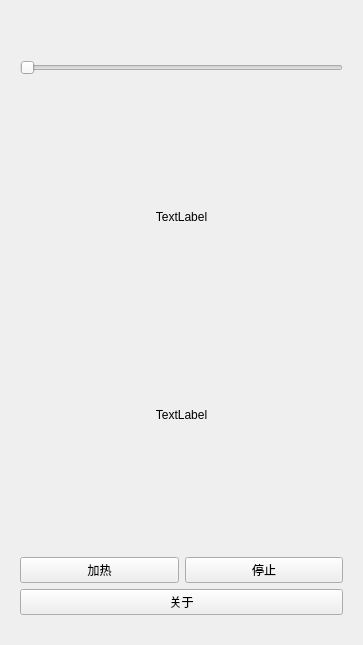
First picture: the form in XsnowPhoneHeater/XsnowPhoneHeater.ui, repository penguin806/XsnowPhoneHeater, before the edit.
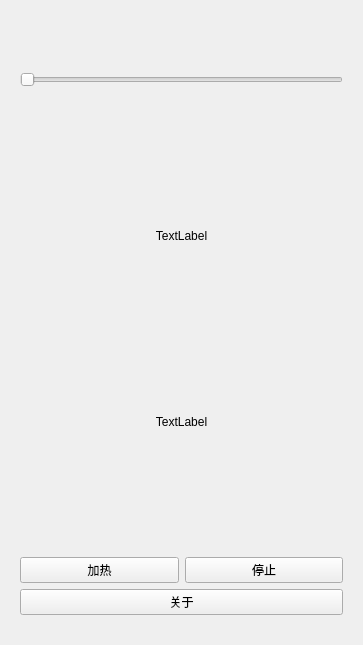
Second picture: the form after the edit.

What changed in the file:
```diff
--- a/XsnowPhoneHeater/XsnowPhoneHeater.ui
+++ b/XsnowPhoneHeater/XsnowPhoneHeater.ui
@@ -46,11 +46,38 @@
     </item>
     <item row="0" column="0" colspan="2">
      <widget class="QSlider" name="horizontalSlider">
+      <property name="sizePolicy">
+       <sizepolicy hsizetype="Expanding" vsizetype="Preferred">
+        <horstretch>0</horstretch>
+        <verstretch>0</verstretch>
+       </sizepolicy>
+      </property>
+      <property name="minimumSize">
+       <size>
+        <width>0</width>
+        <height>0</height>
+       </size>
+      </property>
+      <property name="maximumSize">
+       <size>
+        <width>16777215</width>
+        <height>40</height>
+       </size>
+      </property>
+      <property name="baseSize">
+       <size>
+        <width>0</width>
+        <height>0</height>
+       </size>
+      </property>
       <property name="minimum">
        <number>1</number>
       </property>
       <property name="maximum">
-       <number>8</number>
+       <number>20</number>
+      </property>
+      <property name="pageStep">
+       <number>1</number>
       </property>
       <property name="orientation">
        <enum>Qt::Horizontal</enum>
```
Left out of the diff: 98 changed lines with no effect on the pictures.
